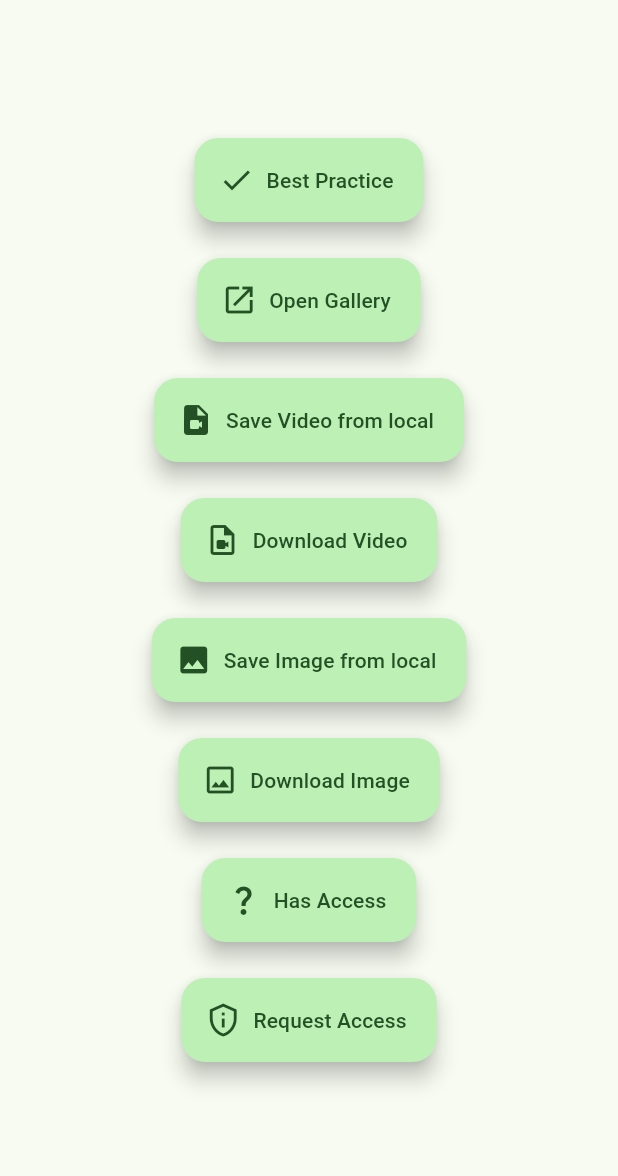
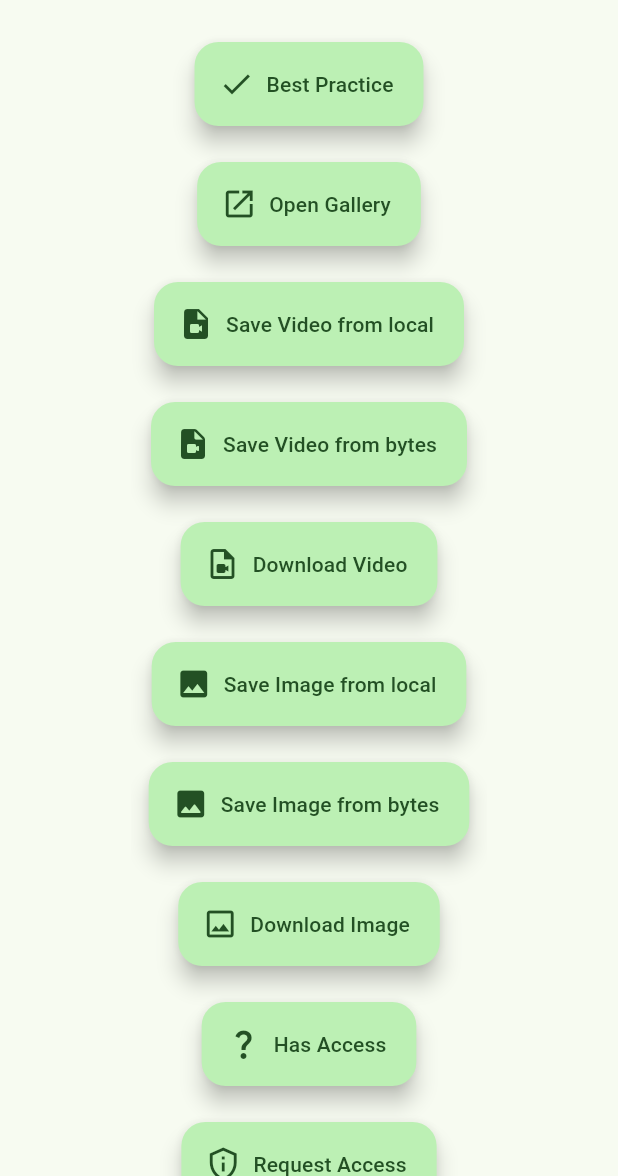
Before and after one commit to natsuk4ze/gal, a Flutter app: the screen it shows after launch, on a phone screen of 412 x 824 dp, the part 60-1236 px from its top. Run offline on Flutter 3.47's test engine with Material 2 defaults, Android fonts, the phone set to English and light mode, and no system bars; our stand-ins replace dio, plugin_platform_interface.

Commit message:
Update example

```diff
--- a/example/lib/main.dart
+++ b/example/lib/main.dart
@@ -91,6 +91,19 @@ class App extends StatelessWidget {
                   ),
                   _Button(
                     onPressed: () async {
+                      final res = await Dio().get(
+                          'https://github.com/natsuk4ze/gal/raw/main/example/assets/done.mp4',
+                          options: Options(responseType: ResponseType.bytes));
+                      await Gal.putVideoBytes(Uint8List.fromList(res.data));
+                      if (context.mounted) {
+                        ScaffoldMessenger.of(context).showSnackBar(snackBar);
+                      }
+                    },
+                    label: 'Save Video from bytes',
+                    icon: Icons.video_file_rounded,
+                  ),
+                  _Button(
+                    onPressed: () async {
                       final path = '${Directory.systemTemp.path}/done.mp4';
                       await Dio().download(
                         'https://github.com/natsuk4ze/gal/raw/main/example/assets/done.mp4',
@@ -114,6 +127,19 @@ class App extends StatelessWidget {
                     },
                     label: 'Save Image from local',
                     icon: Icons.image,
+                  ),
+                  _Button(
+                    onPressed: () async {
+                      final res = await Dio().get(
+                          'https://github.com/natsuk4ze/gal/raw/main/example/assets/done.jpg',
+                          options: Options(responseType: ResponseType.bytes));
+                      await Gal.putImageBytes(Uint8List.fromList(res.data));
+                      if (context.mounted) {
+                        ScaffoldMessenger.of(context).showSnackBar(snackBar);
+                      }
+                    },
+                    label: 'Save Image from bytes',
+                    icon: Icons.image_rounded,
                   ),
                   _Button(
                     onPressed: () async {
--- a/example/pubspec.yaml
+++ b/example/pubspec.yaml
@@ -7,7 +7,7 @@ environment:
 dependencies:
   flutter:
     sdk: flutter
-  dio: ^5.2.0+1
+  dio: ^5.2.1+1
   gal:
     path: ../
 
```
Also changed, not shown: example/pubspec.lock, 1 other file.
